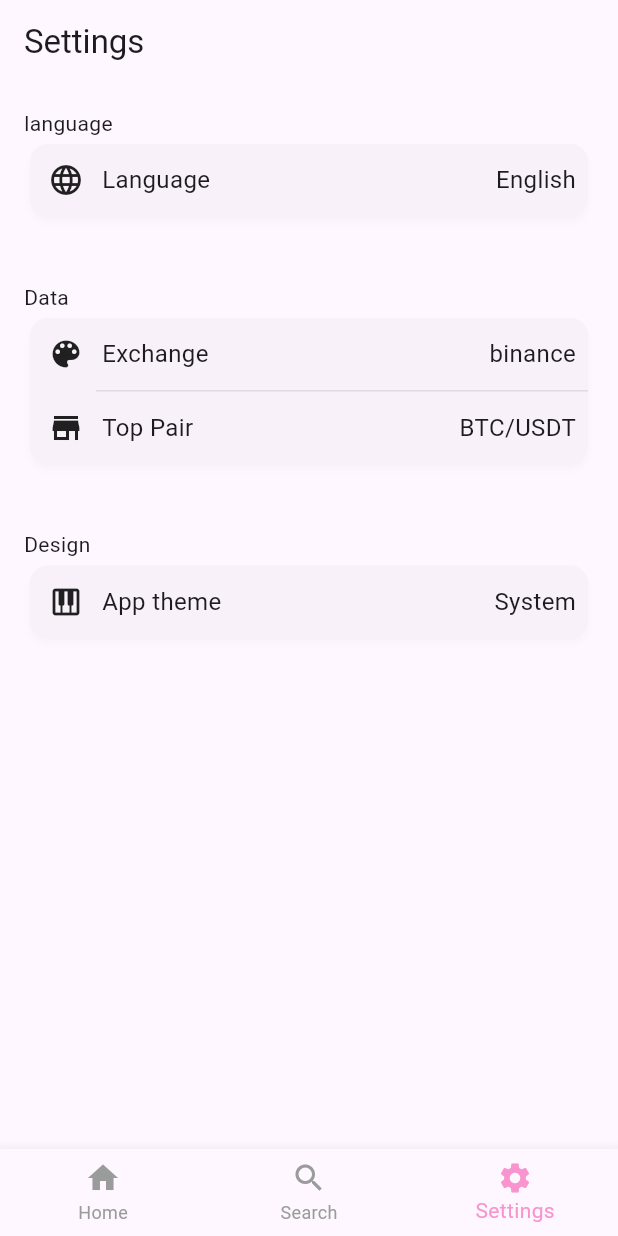
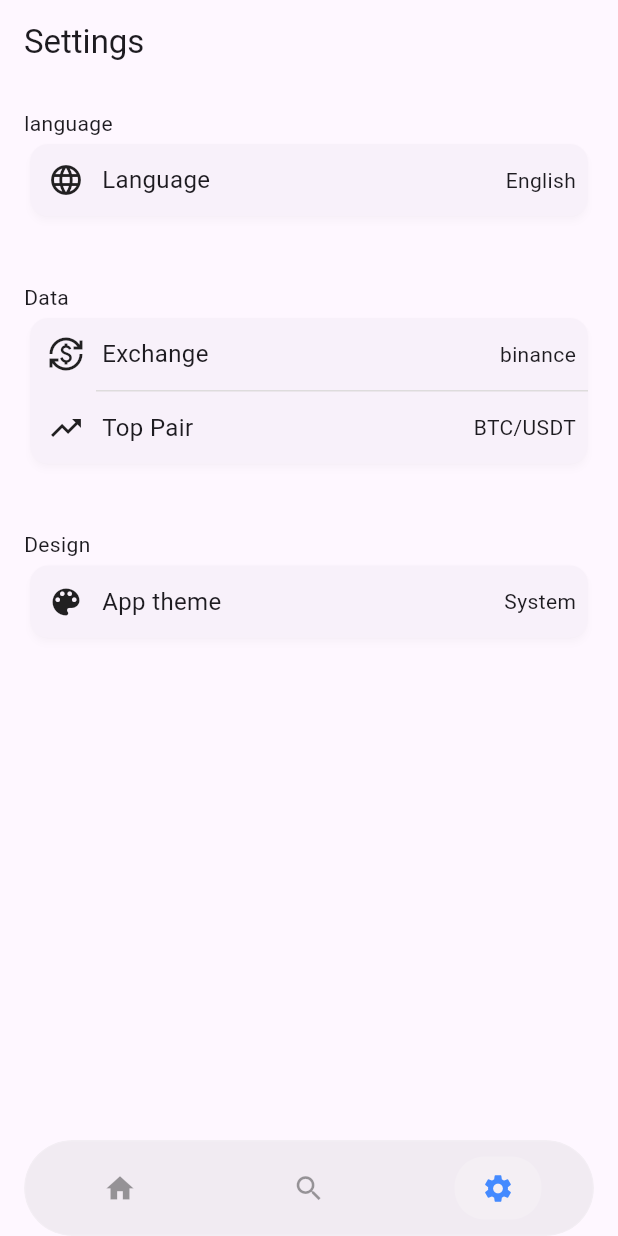
Before and after one commit to aipinn/dcex, a Flutter app: the SettingsScreen screen opened by its route, on a phone screen of 412 x 824 dp. Run offline on Flutter 3.47's test engine with Material 3 defaults, Android fonts, the phone set to English and light mode, and no system bars; our stand-ins replace dio, easy_localization, equatable, fl_chart, flutter_hooks, flutter_riverpod and 5 more; missing offline and left inert: interactive_chart; accounts and stored records are empty; generated files the repository leaves out were written again; network calls fail.

Commit message:
feature: UI Decoration
feature: UI Decoration

feature: UI Decoration

```diff
--- a/lib/features/home/presentation/widgets/favorite_pair.dart
+++ b/lib/features/home/presentation/widgets/favorite_pair.dart
@@ -17,10 +17,6 @@ class FavoritePairWidget extends ConsumerWidget {
     final favoritePair = favorites.pair;
     final favoriteExchange = favorites.exchange;
 
-    return Container(
-      height: 30,
-      color: Colors.cyan.shade100,
-      child: Text('$favoritePair, $favoriteExchange'),
-    );
+    return Text('$favoritePair, $favoriteExchange');
   }
 }
--- a/lib/features/search/providers/search_provider.dart
+++ b/lib/features/search/providers/search_provider.dart
@@ -1,5 +1,6 @@
 import 'package:dcex/features/details/data/models/markets/pair/pair.dart';
 import 'package:dcex/features/home/providers/home_provider.dart';
+import 'package:dcex/shared/utils/logger.dart';
 import 'package:riverpod_annotation/riverpod_annotation.dart';
 
 part 'search_provider.g.dart';
@@ -27,7 +28,7 @@ Future<List<Pair>> pairsSeach(Ref ref) async {
     data: (data) => data,
     orElse: () => [],
   );
-
+  if (searchText.isEmpty) return [];
   list = pairs
       .where((element) => element.pair.toLowerCase().contains(searchText))
       .toList();
--- a/lib/features/settings/presentation/screens/settings_exchange_screen.dart
+++ b/lib/features/settings/presentation/screens/settings_exchange_screen.dart
@@ -26,7 +26,7 @@ class SettingsExchangeScreen extends ConsumerWidget {
                 key: ValueKey(index),
                 leading: Text(
                   "$index: ${data[index].symbol}",
-                  style: TextStyle(fontSize: 22, fontWeight: FontWeight.w500),
+                  style: TextStyle(fontSize: 16),
                 ),
                 onTap: () {
                   ref
--- a/lib/features/settings/presentation/screens/settings_language_screen.dart
+++ b/lib/features/settings/presentation/screens/settings_language_screen.dart
@@ -16,7 +16,7 @@ class SettingsLanguageScreen extends ConsumerWidget {
           return ListTile(
             leading: Text(
               languages[index].name,
-              style: const TextStyle(fontSize: 22, fontWeight: FontWeight.w500),
+              style: const TextStyle(fontSize: 16),
             ),
           );
         },
--- a/lib/features/settings/presentation/screens/settings_pairs_screen.dart
+++ b/lib/features/settings/presentation/screens/settings_pairs_screen.dart
@@ -21,7 +21,7 @@ class SettingsPairsScreen extends ConsumerWidget {
               return ListTile(
                 leading: Text(
                   "$index: ${data[index].pair}",
-                  style: TextStyle(fontSize: 22, fontWeight: FontWeight.w500),
+                  style: TextStyle(fontSize: 16),
                 ),
                 trailing: currentPair == data[index].pair
                     ? Icon(Icons.check_circle_outline)
--- a/lib/features/settings/presentation/screens/settings_screen.dart
+++ b/lib/features/settings/presentation/screens/settings_screen.dart
@@ -1,9 +1,5 @@
 import 'package:dcex/features/settings/data/models/settings_section.dart';
 import 'package:dcex/features/settings/providers/settings_provider.dart';
-import 'package:dcex/features/settings/presentation/screens/settings_exchange_screen.dart';
-import 'package:dcex/features/settings/presentation/screens/settings_language_screen.dart';
-import 'package:dcex/features/settings/presentation/screens/settings_pairs_screen.dart';
-import 'package:dcex/features/settings/presentation/screens/settings_theme_screen.dart';
 import 'package:dcex/features/settings/presentation/widgets/settings_tile.dart';
 import 'package:dcex/routes/router.dart';
 import 'package:dcex/shared/utils/logger.dart';
@@ -75,7 +71,7 @@ class SettingsScreen extends ConsumerWidget {
       case SettingsTileType.exchange:
         SettingsExchangeRouter().push(context);
       case SettingsTileType.pair:
-        SettingsPageRouter().push(context);
+        SettingsPairRouter().push(context);
       case SettingsTileType.theme:
         SettingsThemeRouter().push(context);
     }
--- a/lib/features/settings/presentation/screens/settings_theme_screen.dart
+++ b/lib/features/settings/presentation/screens/settings_theme_screen.dart
@@ -17,7 +17,7 @@ class SettingsThemeScreen extends ConsumerWidget {
           return ListTile(
             leading: Text(
               themes[index].name,
-              style: const TextStyle(fontSize: 22, fontWeight: FontWeight.w500),
+              style: const TextStyle(fontSize: 16),
             ),
           );
         },
--- a/lib/features/settings/presentation/widgets/settings_tile.dart
+++ b/lib/features/settings/presentation/widgets/settings_tile.dart
@@ -31,7 +31,7 @@ class SettingTile extends ConsumerWidget {
                 Expanded(
                   child: Text(data.title, style: const TextStyle(fontSize: 16)),
                 ),
-                Text(data.subtitle, style: const TextStyle(fontSize: 16)),
+                Text(data.subtitle, style: const TextStyle(fontSize: 14)),
               ],
             ),
           ),
--- a/lib/features/settings/providers/settings_provider.dart
+++ b/lib/features/settings/providers/settings_provider.dart
@@ -33,14 +33,14 @@ final settingsDataProvider = FutureProvider<List<SettingsSection>>((ref) async {
           type: SettingsTileType.exchange,
           title: "Exchange",
           subtitle: details.favoriteExchange,
-          icon: const Icon(Icons.color_lens),
+          icon: const Icon(Icons.currency_exchange),
           onTap: () {},
         ),
         SettingsTileData(
           type: SettingsTileType.pair,
           title: "Top Pair",
           subtitle: details.favoritePair,
-          icon: Icon(Icons.store),
+          icon: Icon(Icons.trending_up),
           onTap: () {},
         ),
       ],
@@ -53,7 +53,7 @@ final settingsDataProvider = FutureProvider<List<SettingsSection>>((ref) async {
           type: SettingsTileType.theme,
           title: "App theme",
           subtitle: details.themeMode,
-          icon: Icon(Icons.piano),
+          icon: Icon(Icons.color_lens),
           onTap: () {},
         ),
       ],
--- a/lib/main.dart
+++ b/lib/main.dart
@@ -25,6 +25,7 @@ class MyApp extends StatelessWidget {
     return MaterialApp.router(
       title: 'DCEX',
       theme: ThemeData(
+        splashFactory: NoSplash.splashFactory,
         colorScheme: ColorScheme.fromSeed(seedColor: Colors.deepPurple),
       ),
       routerConfig: gorouter,
--- a/lib/routes/widgets/main_bottom_tabbar.dart
+++ b/lib/routes/widgets/main_bottom_tabbar.dart
@@ -1,38 +1,158 @@
+import 'dart:ui';
+import 'package:dcex/routes/router_consts.dart';
 import 'package:flutter/material.dart';
 import 'package:go_router/go_router.dart';
 
-class MainBottomTabbar extends StatefulWidget {
+class MainBottomTabbar extends StatelessWidget {
   const MainBottomTabbar({super.key, required this.navigationShell});
 
   final StatefulNavigationShell navigationShell;
-  @override
-  State<MainBottomTabbar> createState() => _MainBottomTabbarState();
-}
 
-class _MainBottomTabbarState extends State<MainBottomTabbar> {
   @override
   Widget build(BuildContext context) {
     return Scaffold(
-      body: widget.navigationShell,
-      bottomNavigationBar: BottomNavigationBar(
-        items: [
-          BottomNavigationBarItem(icon: Icon(Icons.home), label: 'Home'),
-          BottomNavigationBarItem(icon: Icon(Icons.search), label: 'Search'),
-          BottomNavigationBarItem(
-            icon: Icon(Icons.settings),
-            label: 'Settings',
+      resizeToAvoidBottomInset: false,
+      body: Stack(
+        children: [
+          navigationShell,
+          AnimatedPositioned(
+            duration: const Duration(milliseconds: 250),
+            curve: Curves.easeOutCubic,
+            left: 16,
+            right: 16,
+            bottom: 0,
+            child: SafeArea(
+              top: false,
+              child: AnimatedOpacity(
+                duration: const Duration(milliseconds: 200),
+                opacity: _isTopLevel(context) ? 1.0 : 0.0,
+                child: _GlassTabBar(
+                  currentIndex: navigationShell.currentIndex,
+                  onTap: (index) {
+                    navigationShell.goBranch(
+                      index,
+                      initialLocation: index == navigationShell.currentIndex,
+                    );
+                  },
+                ),
+              ),
+            ),
           ),
         ],
-        currentIndex: widget.navigationShell.currentIndex,
-        selectedItemColor: const Color.fromARGB(255, 248, 148, 206),
-        unselectedItemColor: const Color.fromARGB(255, 154, 155, 155),
-        onTap: (value) {
-          widget.navigationShell.goBranch(
-            value,
-            initialLocation: value == widget.navigationShell.currentIndex,
-          );
-        },
+      ),
+    );
+  }
+
+  // 判断是否在顶级页面
+  bool _isTopLevel(BuildContext context) {
+    final location = GoRouterState.of(context).uri.toString();
+
+    final topLevelRoutes = [
+      RouterConsts.home,
+      RouterConsts.search,
+      RouterConsts.settings,
+    ];
+    return topLevelRoutes.any((route) => location == route);
+  }
+}
+
+class _GlassTabBar extends StatelessWidget {
+  const _GlassTabBar({required this.currentIndex, required this.onTap});
+
+  final int currentIndex;
+  final ValueChanged<int> onTap;
+
+  @override
+  Widget build(BuildContext context) {
+    final selectedColor = Colors.blueAccent.shade200;
+    final unselectedColor = Colors.black38;
+
+    return ClipRRect(
+      borderRadius: BorderRadius.circular(32),
+      child: BackdropFilter(
+        filter: ImageFilter.blur(sigmaX: 20, sigmaY: 20),
+        child: Container(
+          height: 64,
+          decoration: BoxDecoration(
+            color: Colors.black.withValues(alpha: 0.05),
+            borderRadius: BorderRadius.circular(32),
+            border: Border.all(color: Colors.white.withValues(alpha: 0.15)),
+          ),
+          child: Row(
+            mainAxisAlignment: MainAxisAlignment.spaceAround,
+            children: [
+              _TabItem(
+                icon: Icons.home,
+                index: 0,
+                currentIndex: currentIndex,
+                onTap: onTap,
+                selectedColor: selectedColor,
+                unselectedColor: unselectedColor,
+              ),
+              _TabItem(
+                icon: Icons.search,
+                index: 1,
+                currentIndex: currentIndex,
+                onTap: onTap,
+                selectedColor: selectedColor,
+                unselectedColor: unselectedColor,
+              ),
+              _TabItem(
+                icon: Icons.settings,
+                index: 2,
+                currentIndex: currentIndex,
+                onTap: onTap,
+                selectedColor: selectedColor,
+                unselectedColor: unselectedColor,
+              ),
+            ],
+          ),
+        ),
       ),
     );
   }
 }
+
+class _TabItem extends StatelessWidget {
+  const _TabItem({
+    required this.icon,
+    required this.index,
+    required this.currentIndex,
+    required this.onTap,
+    required this.selectedColor,
+    required this.unselectedColor,
+  });
+
+  final IconData icon;
+  final int index;
+  final int currentIndex;
+  final ValueChanged<int> onTap;
+  final Color selectedColor;
+  final Color unselectedColor;
+
+  bool get isSelected => index == currentIndex;
+
+  @override
+  Widget build(BuildContext context) {
+    return GestureDetector(
+      behavior: HitTestBehavior.translucent,
+      onTap: () => onTap(index),
+      child: AnimatedContainer(
+        duration: const Duration(milliseconds: 250),
+        curve: Curves.easeOut,
+        padding: const EdgeInsets.symmetric(horizontal: 18, vertical: 10),
+        decoration: BoxDecoration(
+          color: isSelected
+              ? Colors.white.withValues(alpha: 0.18)
+              : Colors.transparent,
+          borderRadius: BorderRadius.circular(20),
+        ),
+        child: Icon(
+          icon,
+          size: 22,
+          color: isSelected ? selectedColor : unselectedColor,
+        ),
+      ),
+    );
+  }
+}
```
Also changed, not shown: lib/features/home/presentation/screens/home_screen.dart (+1 -6 lines), lib/features/search/presentation/screens/search_screen.dart (+49 -11 lines).
